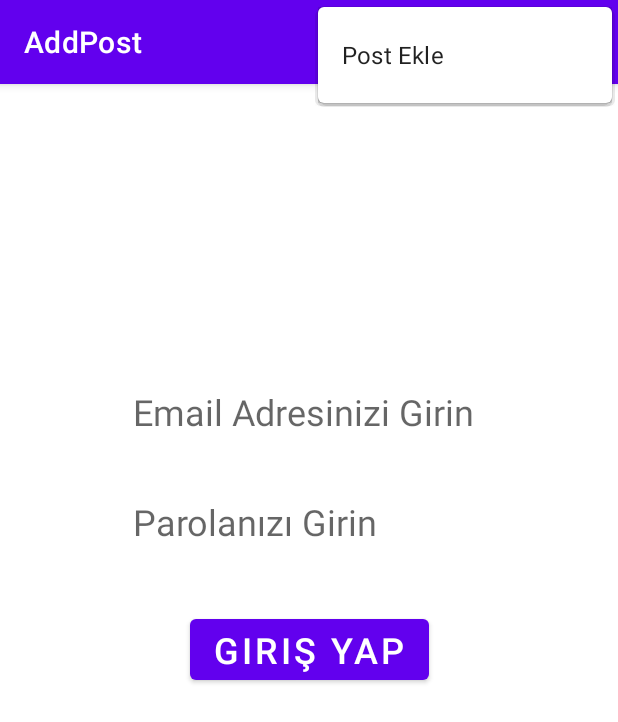
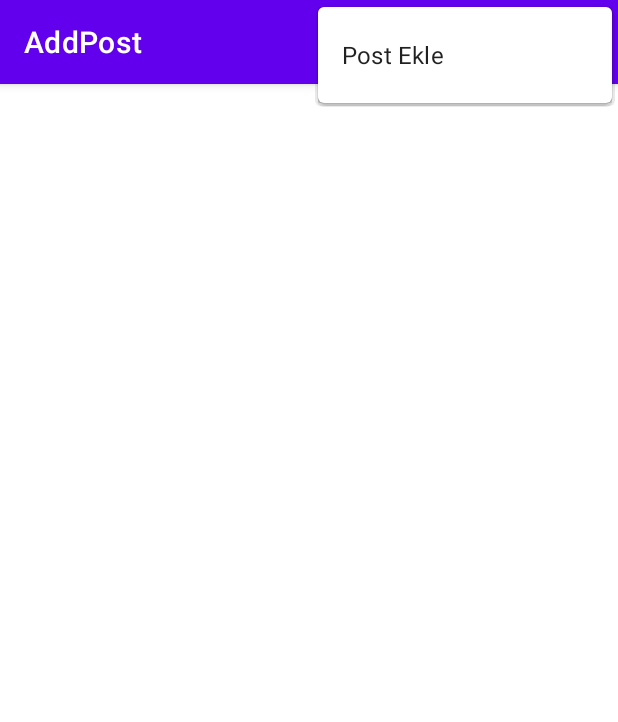
Before and after one commit to 1hakann/AddPost, an Android app: the screen it shows after launch (MainActivity), with the options menu open, on a phone screen of 412 x 824 dp. Shown: the top 722 px of the screen. Run offline under Robolectric (Android 15) with nearby library versions, the phone set to English and light mode, and no system bars; Roboto replaces fonts that are not available here.

```diff
--- a/app/src/main/java/com/badlogic/androidgames/addpost/ListFragment.kt
+++ b/app/src/main/java/com/badlogic/androidgames/addpost/ListFragment.kt
@@ -48,7 +48,7 @@ class ListFragment : Fragment() {
             activity?.let {
                 val db = it.openOrCreateDatabase("posts", Context.MODE_PRIVATE, null)
                 val cursor = db.rawQuery("SELECT * FROM posts", null)
-                val postBaslikIndex = cursor.getColumnIndex("postBaslik")
+                val postBaslikIndex = cursor.getColumnIndex("postbaslik")
                 val postIdIndex = cursor.getColumnIndex("id")
 
                 postIdListesi.clear()
@@ -60,6 +60,7 @@ class ListFragment : Fragment() {
                     postBaslikListesi.add(cursor.getString(postBaslikIndex))
 
                 }
+                listAdapter.notifyDataSetChanged()
 
                 cursor.close()
             }
--- a/app/src/main/java/com/badlogic/androidgames/addpost/ListRecyclerAdapter.kt
+++ b/app/src/main/java/com/badlogic/androidgames/addpost/ListRecyclerAdapter.kt
@@ -3,6 +3,7 @@ package com.badlogic.androidgames.addpost
 import android.view.LayoutInflater
 import android.view.View
 import android.view.ViewGroup
+import androidx.navigation.Navigation
 import androidx.recyclerview.widget.RecyclerView
 import kotlinx.android.synthetic.main.fragment_context.view.*
 import kotlinx.android.synthetic.main.recycler_row.view.*
@@ -23,6 +24,10 @@ class ListRecyclerAdapter(val postListesi : ArrayList<String>, val idListesi : A
 
     override fun onBindViewHolder(holder: PostHolder, position: Int) {
         holder.itemView.tvTest.text = postListesi[position]
+        holder.itemView.setOnClickListener {
+            val action = ListFragmentDirections.actionListFragmentToContextFragment("recylerden geldim",idListesi[position])
+            Navigation.findNavController(it).navigate(action)
+        }
     }
 
     override fun getItemCount(): Int {
--- a/app/src/main/java/com/badlogic/androidgames/addpost/MainActivity.kt
+++ b/app/src/main/java/com/badlogic/androidgames/addpost/MainActivity.kt
@@ -23,13 +23,13 @@ class MainActivity : AppCompatActivity() {
         setContentView(R.layout.activity_main)
 
         //Bu kısımda yukarıda tanımladığımız bileşenlerle xml olarak hazırladığımız bileşenleri birbirlerine bağlıyoruz.
-        user = findViewById<View>(R.id.tvMail) as TextView
-        pass = findViewById<View>(R.id.tvPass) as TextView
+      //  user = findViewById<View>(R.id.tvMail) as TextView
+       // pass = findViewById<View>(R.id.tvPass) as TextView
 
-        fun btnLogin(view: View?) {
+      /*  fun btnLogin(view: View?) {
             val kullanici = user!!.text.toString()
             val parola = pass!!.text.toString()
-        }
+        } */
 
     }
 
@@ -41,7 +41,7 @@ class MainActivity : AppCompatActivity() {
 
     override fun onOptionsItemSelected(item: MenuItem): Boolean {
         if (item.itemId == R.id.app_menu) {
-            val action = ListFragmentDirections.actionListFragmentToContextFragment()
+            val action = ListFragmentDirections.actionListFragmentToContextFragment("bilgidenGeldim",0)
             Navigation.findNavController(this, R.id.fragment).navigate(action)
         }
         return super.onOptionsItemSelected(item)
--- a/app/src/main/res/layout/activity_main.xml
+++ b/app/src/main/res/layout/activity_main.xml
@@ -2,8 +2,8 @@
 <androidx.constraintlayout.widget.ConstraintLayout xmlns:android="http://schemas.android.com/apk/res/android"
     xmlns:app="http://schemas.android.com/apk/res-auto"
     xmlns:tools="http://schemas.android.com/tools"
+    android:id="@+id/layout"
     android:layout_width="match_parent"
-    android:id="@+id/layout"
     android:layout_height="match_parent"
     tools:context=".MainActivity">
 
@@ -21,41 +21,5 @@
         app:layout_constraintVertical_bias="0.0"
         app:navGraph="@navigation/android_graph" />
 
-    <TextView
-        android:id="@+id/tvMail"
-        android:layout_width="235dp"
-        android:layout_height="31dp"
-        android:hint="Email Adresinizi Girin"
-        android:textSize="24sp"
-        app:layout_constraintBottom_toBottomOf="@+id/fragment"
-        app:layout_constraintEnd_toEndOf="parent"
-        app:layout_constraintStart_toStartOf="parent"
-        app:layout_constraintTop_toTopOf="@+id/fragment"
-        app:layout_constraintVertical_bias="0.274" />
-
-    <TextView
-        android:id="@+id/tvPass"
-        android:layout_width="235dp"
-        android:layout_height="32dp"
-        android:hint="Parolanızı Girin"
-        android:textSize="24sp"
-        app:layout_constraintBottom_toBottomOf="parent"
-        app:layout_constraintEnd_toEndOf="parent"
-        app:layout_constraintStart_toStartOf="parent"
-        app:layout_constraintTop_toBottomOf="@+id/tvMail"
-        app:layout_constraintVertical_bias="0.083" />
-
-    <Button
-        android:id="@+id/btnGiris"
-        android:layout_width="wrap_content"
-        android:layout_height="wrap_content"
-        android:onClick="btnLogin"
-        android:text="Giriş Yap"
-        android:textSize="24sp"
-        app:layout_constraintBottom_toBottomOf="@+id/fragment"
-        app:layout_constraintEnd_toEndOf="parent"
-        app:layout_constraintStart_toStartOf="parent"
-        app:layout_constraintTop_toBottomOf="@+id/tvPass"
-        app:layout_constraintVertical_bias="0.106" />
 
 </androidx.constraintlayout.widget.ConstraintLayout>
--- a/app/src/main/res/navigation/android_graph.xml
+++ b/app/src/main/res/navigation/android_graph.xml
@@ -22,5 +22,13 @@
         <action
             android:id="@+id/action_contextFragment_to_listFragment"
             app:destination="@id/listFragment" />
+        <argument
+            android:name="bilgi"
+            app:argType="string"
+            android:defaultValue="bilgidenGeldim" />
+        <argument
+            android:name="id"
+            app:argType="integer"
+            android:defaultValue="0" />
     </fragment>
 </navigation>
```
Also changed, not shown: app/src/main/java/com/badlogic/androidgames/addpost/ContextFragment.kt (+45 -8 lines).
